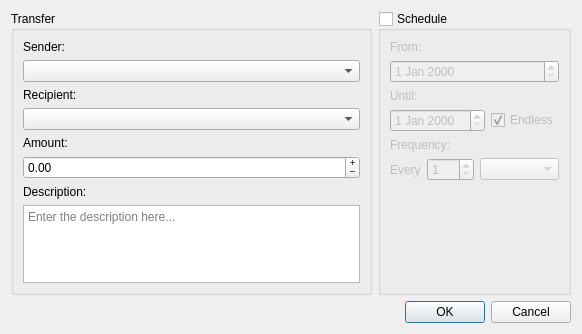
koromodako/picsou, file picsou/ui/dialogs/transferdialog.ui: the form before one commit.
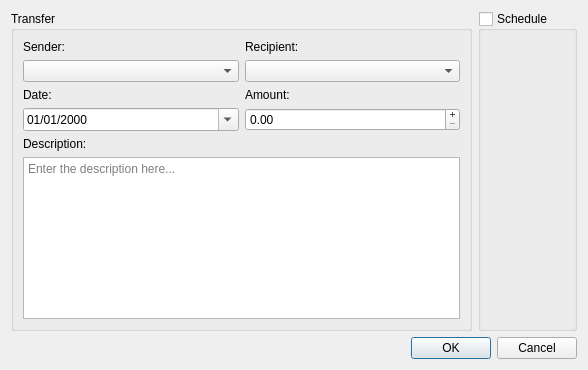
The form after the commit.

What changed in the file:
```diff
--- a/picsou/ui/dialogs/transferdialog.ui
+++ b/picsou/ui/dialogs/transferdialog.ui
@@ -6,8 +6,8 @@
    <rect>
     <x>0</x>
     <y>0</y>
-    <width>582</width>
-    <height>334</height>
+    <width>588</width>
+    <height>370</height>
    </rect>
   </property>
   <property name="sizePolicy">
@@ -19,7 +19,7 @@
   <property name="windowTitle">
    <string>Dialog</string>
   </property>
-  <layout class="QVBoxLayout" name="verticalLayout_5">
+  <layout class="QVBoxLayout" name="verticalLayout_7">
    <item>
     <layout class="QHBoxLayout" name="horizontalLayout">
      <item>
@@ -29,6 +29,10 @@
        </property>
        <layout class="QVBoxLayout" name="verticalLayout_2">
         <item>
+         <layout class="QHBoxLayout" name="horizontalLayout_3">
+          <item>
+           <layout class="QVBoxLayout" name="verticalLayout_6">
+            <item>
          <widget class="QLabel" name="sender_label">
           <property name="text">
            <string>Sender:</string>
@@ -38,6 +42,10 @@
         <item>
          <widget class="QComboBox" name="sender"/>
         </item>
+           </layout>
+          </item>
+          <item>
+           <layout class="QVBoxLayout" name="verticalLayout_5">
         <item>
          <widget class="QLabel" name="recipient_label">
           <property name="text">
@@ -48,6 +56,41 @@
         <item>
          <widget class="QComboBox" name="recipient"/>
         </item>
+           </layout>
+          </item>
+         </layout>
+        </item>
+        <item>
+         <layout class="QHBoxLayout" name="horizontalLayout_2">
+          <item>
+           <layout class="QVBoxLayout" name="verticalLayout">
+            <item>
+             <widget class="QLabel" name="date_label">
+              <property name="text">
+               <string>Date:</string>
+              </property>
+             </widget>
+            </item>
+            <item>
+             <widget class="QDateEdit" name="date">
+              <property name="sizePolicy">
+               <sizepolicy hsizetype="Preferred" vsizetype="Fixed">
+                <horstretch>0</horstretch>
+                <verstretch>0</verstretch>
+               </sizepolicy>
+              </property>
+              <property name="displayFormat">
+               <string>dd/MM/yyyy</string>
+              </property>
+              <property name="calendarPopup">
+               <bool>true</bool>
+              </property>
+             </widget>
+            </item>
+           </layout>
+          </item>
+          <item>
+           <layout class="QVBoxLayout" name="verticalLayout_4">
         <item>
          <widget class="QLabel" name="amount_label">
           <property name="text">
@@ -70,13 +113,17 @@
            <string/>
           </property>
           <property name="minimum">
-           <double>-1000000000.000000000000000</double>
+               <double>0.000000000000000</double>
           </property>
           <property name="maximum">
            <double>1000000000.000000000000000</double>
           </property>
          </widget>
         </item>
+           </layout>
+          </item>
+         </layout>
+        </item>
         <item>
          <widget class="QLabel" name="description_label">
           <property name="text">
@@ -105,114 +152,7 @@
        <property name="checked">
         <bool>false</bool>
        </property>
-       <layout class="QVBoxLayout" name="verticalLayout_3">
-        <item>
-         <widget class="QLabel" name="from_label">
-          <property name="sizePolicy">
-           <sizepolicy hsizetype="Maximum" vsizetype="Fixed">
-            <horstretch>0</horstretch>
-            <verstretch>0</verstretch>
-           </sizepolicy>
-          </property>
-          <property name="text">
-           <string>From:</string>
-          </property>
-         </widget>
-        </item>
-        <item>
-         <widget class="QDateEdit" name="from"/>
-        </item>
-        <item>
-         <widget class="QLabel" name="until_label">
-          <property name="sizePolicy">
-           <sizepolicy hsizetype="Maximum" vsizetype="Fixed">
-            <horstretch>0</horstretch>
-            <verstretch>0</verstretch>
-           </sizepolicy>
-          </property>
-          <property name="text">
-           <string>Until:</string>
-          </property>
-         </widget>
-        </item>
-        <item>
-         <layout class="QHBoxLayout" name="horizontalLayout_4">
-          <item>
-           <widget class="QDateEdit" name="until">
-            <property name="enabled">
-             <bool>false</bool>
-            </property>
-           </widget>
-          </item>
-          <item>
-           <widget class="QCheckBox" name="endless">
-            <property name="text">
-             <string>Endless</string>
-            </property>
-            <property name="checked">
-             <bool>true</bool>
-            </property>
-           </widget>
-          </item>
-         </layout>
-        </item>
-        <item>
-         <widget class="QLabel" name="freq_label">
-          <property name="text">
-           <string>Frequency:</string>
-          </property>
-         </widget>
-        </item>
-        <item>
-         <layout class="QHBoxLayout" name="horizontalLayout_5">
-          <item>
-           <widget class="QLabel" name="every_label">
-            <property name="sizePolicy">
-             <sizepolicy hsizetype="Maximum" vsizetype="Preferred">
-              <horstretch>0</horstretch>
-              <verstretch>0</verstretch>
-             </sizepolicy>
-            </property>
-            <property name="text">
-             <string>Every</string>
-            </property>
-           </widget>
-          </item>
-          <item>
-           <widget class="QSpinBox" name="freq_value">
-            <property name="sizePolicy">
-             <sizepolicy hsizetype="Maximum" vsizetype="Fixed">
-              <horstretch>0</horstretch>
-              <verstretch>0</verstretch>
-             </sizepolicy>
-            </property>
-            <property name="minimum">
-             <number>1</number>
-            </property>
-            <property name="maximum">
-             <number>364</number>
-            </property>
-           </widget>
-          </item>
-          <item>
-           <widget class="QComboBox" name="freq_unit"/>
-          </item>
-         </layout>
-        </item>
-        <item>
-         <spacer name="verticalSpacer">
-          <property name="orientation">
-           <enum>Qt::Vertical</enum>
-          </property>
-          <property name="sizeHint" stdset="0">
-           <size>
-            <width>20</width>
-            <height>57</height>
-           </size>
-          </property>
-         </spacer>
-        </item>
-       </layout>
+       <layout class="QVBoxLayout" name="verticalLayout_3"/>
       </widget>
      </item>
     </layout>
```
Left out of the diff: 4 changed lines with no effect on the pictures. Lines whose indentation alone changed are shown as unchanged.
